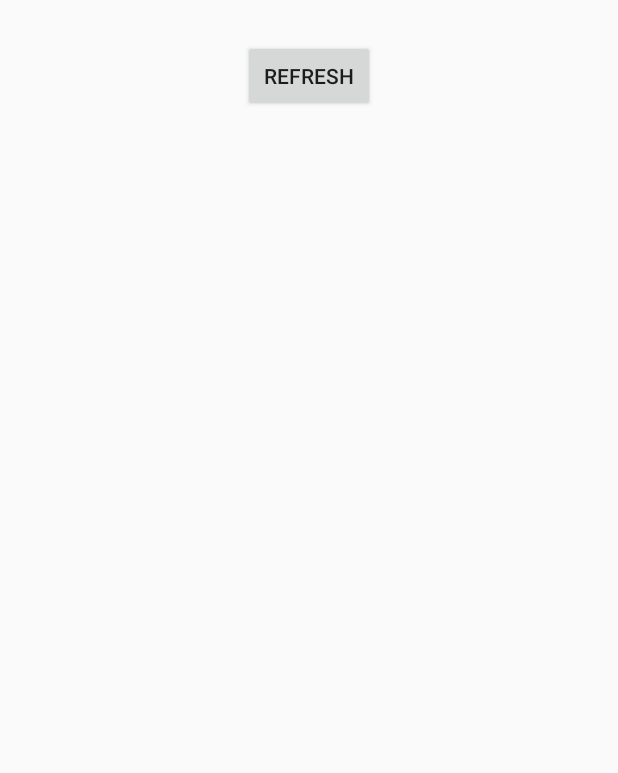
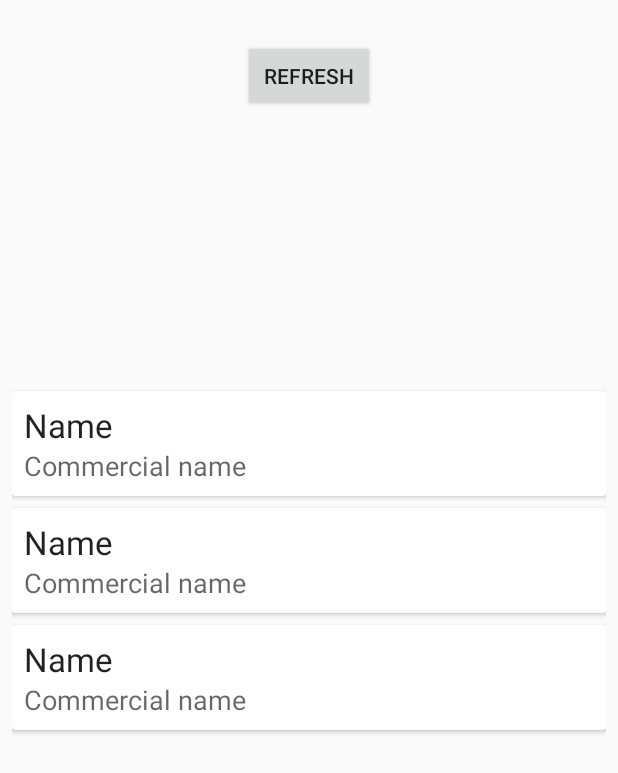
Before and after one commit to cherifgh/VLS, an Android app: the layout activity_contract.xml on its own in the app's theme, with its tools: preview values and no code run, on a phone screen of 412 x 824 dp. Shown: the top 773 px of the screen. Run offline under Robolectric (Android 15) with nearby library versions, the phone set to English and light mode, and no system bars.

Commit message:
Fix cardview size in contract screen

```diff
--- a/app/src/main/java/com/jcdecaux/gcif/vls/app/contract/ContractActivity.kt
+++ b/app/src/main/java/com/jcdecaux/gcif/vls/app/contract/ContractActivity.kt
@@ -52,6 +52,7 @@ class ContractActivity : AppCompatActivity(), ContractContract.View {
     private fun initWidgets() {
         mAdapter = ContractAdapter(this, listOf())
 
+        recyclerView.setHasFixedSize(true)
         recyclerView.layoutManager = LinearLayoutManager(this)
         recyclerView.adapter = mAdapter
 
--- a/app/src/main/res/layout/activity_contract.xml
+++ b/app/src/main/res/layout/activity_contract.xml
@@ -3,13 +3,14 @@
     xmlns:app="http://schemas.android.com/apk/res-auto"
     xmlns:tools="http://schemas.android.com/tools"
     android:layout_width="match_parent"
-    android:layout_height="match_parent">
+    android:layout_height="match_parent"
+    tools:layout_editor_absoluteY="81dp">
 
     <Button
         android:id="@+id/button"
         android:layout_width="wrap_content"
         android:layout_height="wrap_content"
-        android:text="Refresh"
+        android:text="@string/refresh"
         app:layout_constraintBottom_toBottomOf="parent"
         app:layout_constraintEnd_toEndOf="parent"
         app:layout_constraintStart_toStartOf="parent"
@@ -20,7 +21,13 @@
         android:id="@+id/recyclerView"
         android:layout_width="match_parent"
         android:layout_height="393dp"
+        android:layout_marginBottom="8dp"
+        android:layout_marginEnd="8dp"
+        android:layout_marginStart="8dp"
         android:layout_marginTop="8dp"
         app:layout_constraintBottom_toBottomOf="parent"
-        app:layout_constraintTop_toBottomOf="@+id/button" />
+        app:layout_constraintEnd_toEndOf="parent"
+        app:layout_constraintStart_toStartOf="parent"
+        app:layout_constraintTop_toBottomOf="@+id/button"
+        tools:listitem="@layout/contract_item"/>
 </android.support.constraint.ConstraintLayout>
--- a/app/src/main/res/layout/contract_item.xml
+++ b/app/src/main/res/layout/contract_item.xml
@@ -4,6 +4,7 @@
     xmlns:tools="http://schemas.android.com/tools"
     android:layout_width="match_parent"
     android:layout_height="wrap_content"
+    android:layout_marginTop="@dimen/cardview_margin"
     app:cardCornerRadius="@dimen/cardview_default_radius"
     app:cardElevation="@dimen/cardview_default_elevation"
     app:contentPadding="8dp">
--- /dev/null
+++ b/app/src/main/res/values/dimens.xml
@@ -0,0 +1,4 @@
+<?xml version="1.0" encoding="utf-8"?>
+<resources>
+    <dimen name="cardview_margin">8dp</dimen>
+</resources>
--- a/app/src/main/res/values/strings.xml
+++ b/app/src/main/res/values/strings.xml
@@ -2,4 +2,5 @@
     <string name="app_name">VLS</string>
     <string name="base_url">https://api.jcdecaux.com/vls/v1</string>
     <string name="api_key">36d40c2b8d0d0c2557e5d91ace40abd6948f5c01</string>
+    <string name="refresh">Refresh</string>
 </resources>
```
Also changed, not shown: app/src/main/java/com/jcdecaux/gcif/vls/app/contract/ContractAdapter.kt (+5 -2 lines), 1 other file.
